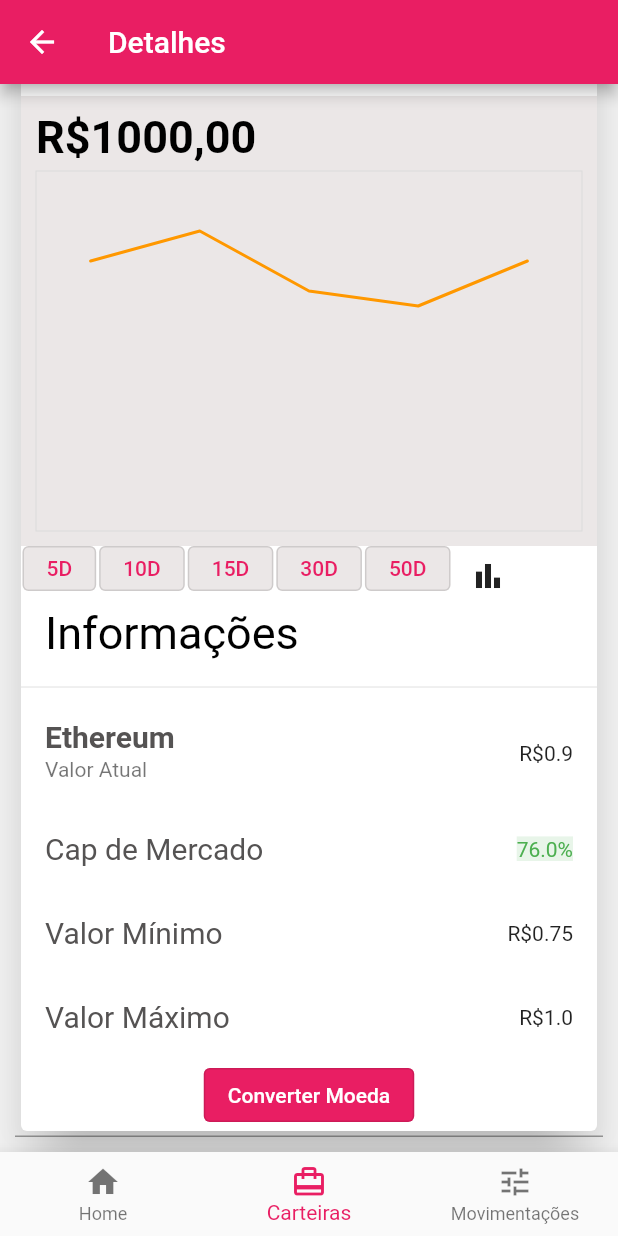
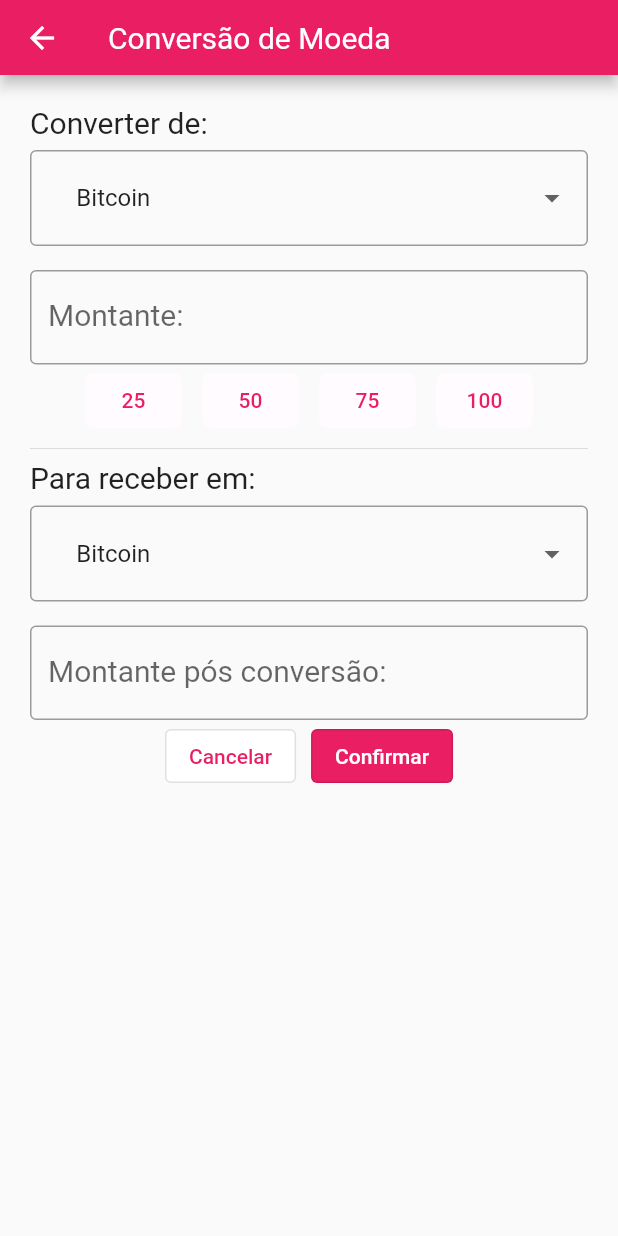
Before and after one commit to ProgRS/CryptoMoedas, a Flutter app: the MoedasDetalhesPage screen opened directly with sample values from the repository, scrolled down 96 dp, after a tap on "Converter Moeda", on a phone screen of 412 x 824 dp. Run offline on Flutter 3.47's test engine with Material 2 defaults, Android fonts, the phone set to English and light mode, and no system bars; our stand-ins replace syncfusion_flutter_charts.

Commit message:
Desafio 04

```diff
--- /dev/null
+++ b/lib/Shared/themes/app_images.dart
@@ -0,0 +1,3 @@
+class AppIcons {
+   static const iconConfirm = "images/iconok.png";
+}
--- /dev/null
+++ b/lib/Widgets/conversion_button.dart
@@ -0,0 +1,36 @@
+import 'package:flutter/material.dart';
+
+import 'value_crypto.dart';
+
+class ConvertButton extends StatelessWidget {
+  final num buttonName;
+  final ValueCoin valueCoin;
+  final VoidCallback onPressed;
+
+  const ConvertButton({
+    Key? key,
+    required this.buttonName,
+    required this.valueCoin,
+    required this.onPressed,
+  }) : super(key: key);
+
+  @override
+  Widget build(BuildContext context) {
+    return Row(
+        mainAxisAlignment: MainAxisAlignment.center,
+        mainAxisSize: MainAxisSize.max,
+        children: [
+          Padding(
+            padding: const EdgeInsets.symmetric(horizontal: 7),
+            child: OutlinedButton(
+                style: ButtonStyle(
+                  side: MaterialStateProperty.all(BorderSide.none),
+                  backgroundColor: MaterialStateProperty.all(
+                      const Color.fromARGB(255, 255, 251, 255)),
+                ),
+                onPressed: onPressed,
+                child: Text(buttonName.toString())),
+          ),
+        ]);
+  }
+}
--- /dev/null
+++ b/lib/Widgets/dropdown_conversion.dart
@@ -0,0 +1,47 @@
+
+
+import 'package:flutter/material.dart';
+
+class DropdownList extends StatefulWidget {
+  final void Function(String) onChangedCrypto;
+  const DropdownList({Key? key, required this.onChangedCrypto})
+      : super(key: key);
+
+  @override
+  State<DropdownList> createState() => _DropdownListState();
+}
+
+class _DropdownListState extends State<DropdownList> {
+  String selectCrypto = "Bitcoin";
+
+  @override
+  Widget build(BuildContext context) {
+    final List<String> valueCoin = ['Bitcoin', 'Litecoin', 'Ethereum'];
+    return DropdownButtonFormField<String>(
+      items: [
+        DropdownMenuItem(
+          child: Text(valueCoin[0]),
+          value: valueCoin[0],
+        ),
+        DropdownMenuItem(
+          child: Text(valueCoin[1]),
+          value: valueCoin[1],
+        ),
+        DropdownMenuItem(
+          child: Text(valueCoin[2]),
+          value: valueCoin[2],
+        ),
+      ],
+      onChanged: (crypto) {
+        setState(() {
+          selectCrypto = crypto.toString();
+        });
+        widget.onChangedCrypto(crypto.toString());
+      },
+      value: selectCrypto,
+      hint: Text(selectCrypto),
+      alignment: Alignment.topRight,
+      decoration: const InputDecoration(border: OutlineInputBorder()),
+    );
+  }
+}
--- /dev/null
+++ b/lib/Widgets/my_app_bar.dart
@@ -0,0 +1,23 @@
+import 'package:flutter/material.dart';
+
+class MyAppBar extends StatefulWidget {
+  final String pageName;
+
+  const MyAppBar({Key? key, required this.pageName}) : super(key: key);
+
+  @override
+  State<MyAppBar> createState() => _MyAppBarState();
+}
+
+class _MyAppBarState extends State<MyAppBar> {
+  @override
+  Widget build(BuildContext context) {
+    return AppBar(
+      title: (Text(
+        widget.pageName,
+        textAlign: TextAlign.right,
+        style: const TextStyle(fontWeight: FontWeight.normal),
+      )),
+    );
+  }
+}
--- /dev/null
+++ b/lib/Widgets/value_crypto.dart
@@ -0,0 +1,5 @@
+class ValueCoin {
+  double valueBitcoin = 1000;
+  double valueLitecoin = 1000;
+  double valueEthereum = 1000;
+}
--- /dev/null
+++ b/lib/pages/conversion.dart
@@ -0,0 +1,216 @@
+
+
+
+import 'package:flutter/material.dart';
+import 'package:flutter/services.dart';
+
+import '../Widgets/conversion_button.dart';
+import '../Widgets/dropdown_conversion.dart';
+import '../Widgets/my_app_bar.dart';
+import '../Widgets/value_crypto.dart';
+import 'carteiraApp.dart';
+import 'sucess_convert.dart';
+
+
+
+class ConversionCoin extends StatefulWidget {
+  final ConvertButton? buttonName;
+  const ConversionCoin({Key? key, this.buttonName}) : super(key: key);
+
+  @override
+  State<ConversionCoin> createState() => _ConversionCoinState();
+}
+
+class _ConversionCoinState extends State<ConversionCoin> {
+  String selectCryptoConvert = "";
+  String selectCryptoReceive = "";
+  String pagename = "Conversão de Moeda";
+  final _convertFron = GlobalKey<FormState>();
+  final _value = TextEditingController();
+  final _receiveIn = GlobalKey<FormState>();
+  final _valueReceive = TextEditingController();
+
+  void selectCoinConvert(String value) {
+    setState(() => selectCryptoConvert = value);
+  }
+
+  void selectCoinReceive(String value) {
+    setState(() => selectCryptoReceive = value);
+  }
+
+  void percentConvert(double value2) {
+    final valorTotal2 = double.parse(_value.text);
+    final valorTotal = valorTotal2 * (value2);
+    _valueReceive.text = valorTotal.toString();
+  }
+
+  @override
+  Widget build(BuildContext context) {
+    return Scaffold(
+      appBar: PreferredSize(
+          child: MyAppBar(pageName: pagename),
+          preferredSize: const Size(double.infinity, 50)),
+      body: Container(
+        alignment: Alignment.topLeft,
+        padding: const EdgeInsets.all(20.0),
+        child: SingleChildScrollView(
+          child: Column(
+              mainAxisAlignment: MainAxisAlignment.start,
+              mainAxisSize: MainAxisSize.max,
+              children: [
+                const SizedBox(
+                  width: 400.0,
+                  height: 30.0,
+                  child: Text(
+                    "Converter de:",
+                    style: TextStyle(
+                      fontSize: 20,
+                    ),
+                  ),
+                ),
+                SizedBox(
+                  width: 400.0,
+                  height: 80.0,
+                  child: DropdownList(
+                      onChangedCrypto: (crypto) => selectCoinConvert(crypto)),
+                ),
+                Column(
+                  mainAxisAlignment: MainAxisAlignment.spaceBetween,
+                  mainAxisSize: MainAxisSize.max,
+                  children: [
+                    TextFormField(
+                        key: _convertFron,
+                        controller: _value,
+                        style:
+                        const TextStyle(fontSize: 20, color: Colors.black),
+                        decoration: const InputDecoration(
+                            border: OutlineInputBorder(),
+                            labelText: "Montante:"),
+                        keyboardType: TextInputType.number,
+                        inputFormatters: [
+                          FilteringTextInputFormatter.digitsOnly
+                        ],
+                        validator: (validValue) {
+                          if (validValue!.isEmpty) {
+                            return "Informe o valor";
+                          } else if (double.parse(validValue) > 0) {}
+                          return null;
+                        }),
+                  ],
+                ),
+                Row(mainAxisAlignment: MainAxisAlignment.center, children: [
+                  ConvertButton(
+                    buttonName: 25,
+                    valueCoin: ValueCoin(),
+                    onPressed: () {
+                      percentConvert(0.25);
+                    },
+                  ),
+                  ConvertButton(
+                    buttonName: 50,
+                    valueCoin: ValueCoin(),
+                    onPressed: () {
+                      percentConvert(0.5);
+                    },
+                  ),
+                  ConvertButton(
+                    buttonName: 75,
+                    valueCoin: ValueCoin(),
+                    onPressed: () {
+                      percentConvert(0.75);
+                    },
+                  ),
+                  ConvertButton(
+                    buttonName: 100,
+                    valueCoin: ValueCoin(),
+                    onPressed: () {
+                      percentConvert(1);
+                    },
+                  ),
+                ]),
+                const Divider(),
+                const SizedBox(
+                  width: 400.0,
+                  height: 30.0,
+                  child: Text(
+                    "Para receber em:",
+                    style: TextStyle(fontSize: 20),
+                  ),
+                ),
+                SizedBox(
+                  width: 400.0,
+                  height: 80.0,
+                  child: DropdownList(
+                      onChangedCrypto: (crypto) => selectCoinReceive(crypto)),
+                ),
+                Column(
+                  mainAxisAlignment: MainAxisAlignment.spaceBetween,
+                  mainAxisSize: MainAxisSize.max,
+                  children: [
+                    TextFormField(
+                      readOnly: true,
+                      key: _receiveIn,
+                      controller: _valueReceive,
+                      style: const TextStyle(fontSize: 20, color: Colors.black),
+                      decoration: const InputDecoration(
+                          border: OutlineInputBorder(),
+                          labelText: "Montante pós conversão:"),
+                      keyboardType: TextInputType.number,
+                      inputFormatters: [FilteringTextInputFormatter.digitsOnly],
+                    ),
+                  ],
+                ),
+                Row(mainAxisAlignment: MainAxisAlignment.center, children: [
+                  OutlinedButton(
+                    style: ButtonStyle(
+                        alignment: Alignment.center,
+                        backgroundColor: MaterialStateProperty.all(
+                            const Color.fromARGB(255, 255, 255, 255))),
+                    onPressed: () {
+
+                      Navigator.push(context, MaterialPageRoute(
+                        builder: (_) =>  const TelaInicialWidget(),
+                      ),
+
+                      );
+
+                    },
+                    child: const Text(
+                      "Cancelar",
+                      style: TextStyle(color: Colors.pink),
+                    ),
+                  ),
+                  const SizedBox(
+                    width: 10.0,
+                  ),
+                  OutlinedButton(
+                    style: ButtonStyle(
+                        alignment: Alignment.center,
+                        backgroundColor:
+                        MaterialStateProperty.all(Colors.pink)),
+                    onPressed: () {
+                      if (double.parse(_valueReceive.text) >= 0) {
+                        showModalBottomSheet(
+                            context: context,
+                            builder: (context) => const SucessConvert());
+                      } else {
+                        showModalBottomSheet(
+                            context: context,
+                            builder: (BuildContext context) =>
+                            const AlertDialog(
+                              title: Text("Ops, algo deu errado!"),
+                            ));
+                      }
+                    },
+                    child: const Text(
+                      "Confirmar",
+                      style: TextStyle(color: Colors.white),
+                    ),
+                  ),
+                ]),
+              ]),
+        ),
+      ),
+    );
+  }
+}
--- a/lib/pages/moedas_detalhes_page.dart
+++ b/lib/pages/moedas_detalhes_page.dart
@@ -4,6 +4,8 @@ import '../Widgets/chart_buttons.dart';
 import '../models/coin.dart';
 import '../repositories/coin_repository.dart';
 import 'package:syncfusion_flutter_charts/charts.dart';
+
+import 'conversion.dart';
 
 class MoedasDetalhesPage extends StatefulWidget {
   Moeda moeda;
@@ -308,7 +310,13 @@ class _MoedasDetalhesPageState extends State<MoedasDetalhesPage> {
                           alignment: Alignment.center,
                           backgroundColor:
                               MaterialStateProperty.all(Colors.pink)),
-                      onPressed: () {},
+                      onPressed: () {
+                        Navigator.push(
+                            context,
+                            MaterialPageRoute(
+                              builder: (_) => const ConversionCoin(),
+                            ));
+                      },
                       child: const Text(
                         "Converter Moeda",
                         style: TextStyle(
--- /dev/null
+++ b/lib/pages/sucess_convert.dart
@@ -0,0 +1,27 @@
+import 'package:flutter/material.dart';
+
+import '../Shared/themes/app_images.dart';
+
+
+class SucessConvert extends StatelessWidget {
+  const SucessConvert({Key? key}) : super(key: key);
+
+  @override
+  Widget build(BuildContext context) {
+    return const Scaffold(
+      body: Center(
+        child: ListTile(
+          leading: CircleAvatar(
+            backgroundImage: AssetImage(AppIcons.iconConfirm),
+          ),
+          title: Text("Conversão Efetuada",
+              style: TextStyle(fontSize: 20, fontWeight: FontWeight.bold)),
+          subtitle: Text(
+            "Conversão de moeda efetuada com sucesso!",
+            style: TextStyle(color: Colors.grey),
+          ),
+        ),
+      ),
+    );
+  }
+}
```
Also changed, not shown: images/iconok.png (added).
